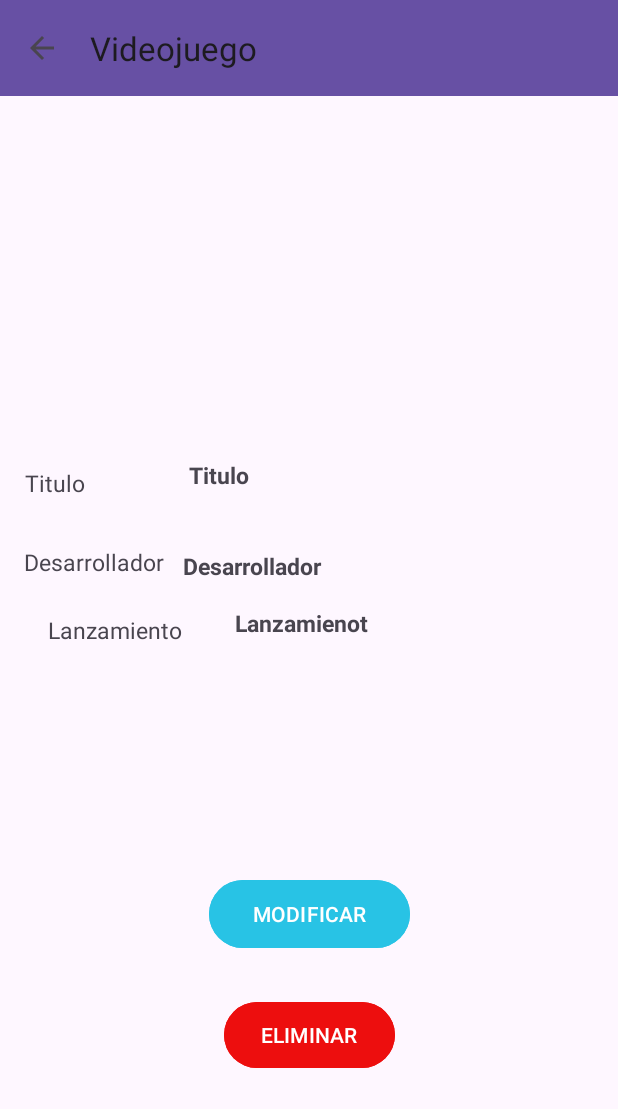
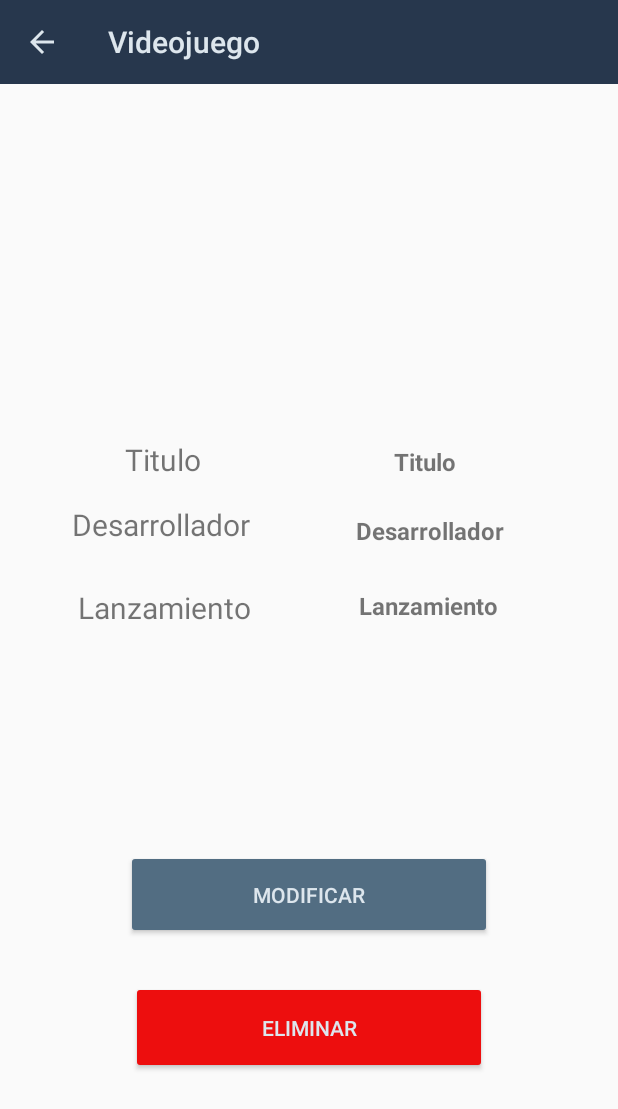
Before and after one commit to javiHev/progMovil2Trim, an Android app: the UpdateAndDelete screen opened directly, with no data from a screen before it, on a phone screen of 412 x 824 dp. Shown: the top 1109 px of the screen. Run offline under Robolectric (Android 15) with nearby library versions, the phone set to English and light mode, and no system bars.

Commit message:
Acabado falta actualizar main

```diff
--- a/Videojuegos/app/src/main/AndroidManifest.xml
+++ b/Videojuegos/app/src/main/AndroidManifest.xml
@@ -10,7 +10,7 @@
         android:label="@string/app_name"
         android:roundIcon="@mipmap/ic_launcher_round"
         android:supportsRtl="true"
-        android:theme="@style/Theme.Videojuegos"
+        android:theme="@style/AppTheme"
         tools:targetApi="31">
         <activity
             android:name=".UpdateAndDelete"
--- a/Videojuegos/app/src/main/java/com/example/videojuegos/UpdateAndDelete.java
+++ b/Videojuegos/app/src/main/java/com/example/videojuegos/UpdateAndDelete.java
@@ -52,7 +52,11 @@ public class UpdateAndDelete extends AppCompatActivity {
 
     public void updateVideojuego(View view) {
         int index = videojuegos.indexOf(videojuegoSelect);
-        System.out.println("Hola:"+videojuegoSelect.getId());
+        System.out.println("Id:"+videojuegoSelect.getId()+":"+videojuegoSelect.getTitulo());
+        for (Videojuego juego:videojuegos){
+            System.out.println("Juego "+juego.getId()+": "+juego.getTitulo());
+        }
+        System.out.println("EL JUEGO:"+index);
 
         if (index != -1) { // Verifica que el videojuego esté en la lista
             Intent intent = new Intent(UpdateAndDelete.this, UpdateVideojuego.class);
--- a/Videojuegos/app/src/main/res/layout/activity_main.xml
+++ b/Videojuegos/app/src/main/res/layout/activity_main.xml
@@ -21,8 +21,9 @@
 
     <androidx.recyclerview.widget.RecyclerView
         android:id="@+id/recyclerView"
-        android:layout_width="409dp"
-        android:layout_height="729dp"
+        android:layout_width="381dp"
+        android:layout_height="712dp"
+        android:backgroundTint="@color/button_color"
         android:paddingTop="?attr/actionBarSize"
         app:layout_constraintBottom_toBottomOf="parent"
         app:layout_constraintEnd_toEndOf="parent"
--- a/Videojuegos/app/src/main/res/layout/activity_update_and_delete.xml
+++ b/Videojuegos/app/src/main/res/layout/activity_update_and_delete.xml
@@ -10,71 +10,80 @@
         android:id="@+id/toolbar"
         android:layout_width="match_parent"
         android:layout_height="?attr/actionBarSize"
-        android:background="?attr/colorPrimary"
+        android:background="#27374D"
         android:titleTextColor="#FFFFFF"
         app:layout_constraintEnd_toEndOf="parent"
         app:layout_constraintStart_toStartOf="parent"
         app:layout_constraintTop_toTopOf="parent"
-        app:title="Videojuego">
+        app:subtitleTextColor="@color/toolbar_text_color"
+        app:title="Videojuego"
+        android:theme="@style/ToolbarTheme">
     </androidx.appcompat.widget.Toolbar>
+
     <TextView
         android:id="@+id/textView"
-        android:layout_width="79dp"
-        android:layout_height="27dp"
-        android:layout_marginEnd="30dp"
-        android:layout_marginBottom="24dp"
+        android:layout_width="wrap_content"
+        android:layout_height="wrap_content"
+        android:layout_marginEnd="24dp"
+        android:layout_marginBottom="16dp"
         android:gravity="left|fill_vertical"
         android:text="Titulo"
-        android:textSize="15dp"
+        android:textSize="20sp"
         app:layout_constraintBottom_toTopOf="@+id/textView3"
-        app:layout_constraintEnd_toStartOf="@+id/verTitulo" />
+        app:layout_constraintEnd_toStartOf="@+id/verTitulo"
+        app:layout_constraintHorizontal_bias="0.444"
+        app:layout_constraintStart_toStartOf="parent" />
 
     <TextView
         android:id="@+id/verTitulo"
-        android:layout_width="134dp"
-        android:layout_height="27dp"
-        android:layout_marginEnd="152dp"
-        android:layout_marginBottom="32dp"
+        android:layout_width="wrap_content"
+        android:layout_height="wrap_content"
+        android:layout_marginEnd="108dp"
+        android:layout_marginBottom="24dp"
         android:gravity="center_vertical"
         android:text="Titulo"
-        android:textSize="15dp"
+        android:textSize="16sp"
         android:textStyle="bold"
         app:layout_constraintBottom_toTopOf="@+id/verDesarrollador"
         app:layout_constraintEnd_toEndOf="parent" />
 
     <TextView
         android:id="@+id/textView3"
-        android:layout_width="102dp"
-        android:layout_height="29dp"
-        android:layout_marginStart="16dp"
-        android:layout_marginBottom="16dp"
+        android:layout_width="wrap_content"
+        android:layout_height="wrap_content"
+        android:layout_marginStart="48dp"
+        android:layout_marginBottom="28dp"
         android:gravity="left|center_vertical"
         android:text="Desarrollador"
-        android:textSize="15dp"
+        android:textSize="20sp"
         app:layout_constraintBottom_toTopOf="@+id/textView4"
+        app:layout_constraintEnd_toStartOf="@+id/verDesarrollador"
+        app:layout_constraintHorizontal_bias="0.0"
         app:layout_constraintStart_toStartOf="parent" />
 
     <TextView
         android:id="@+id/textView4"
-        android:layout_width="106dp"
-        android:layout_height="29dp"
-        android:layout_marginStart="32dp"
+        android:layout_width="wrap_content"
+        android:layout_height="wrap_content"
+        android:layout_marginStart="52dp"
         android:layout_marginBottom="148dp"
         android:gravity="left|center_vertical"
         android:text="Lanzamiento"
-        android:textSize="15dp"
+        android:textSize="20sp"
         app:layout_constraintBottom_toTopOf="@+id/btnModificar"
+        app:layout_constraintEnd_toStartOf="@+id/verLanzamiento"
+        app:layout_constraintHorizontal_bias="0.0"
         app:layout_constraintStart_toStartOf="parent" />
 
     <TextView
         android:id="@+id/verDesarrollador"
-        android:layout_width="138dp"
-        android:layout_height="30dp"
-        android:layout_marginEnd="152dp"
-        android:layout_marginBottom="4dp"
+        android:layout_width="wrap_content"
+        android:layout_height="wrap_content"
+        android:layout_marginEnd="76dp"
+        android:layout_marginBottom="28dp"
         android:gravity="center_vertical"
         android:text="Desarrollador"
-        android:textSize="15dp"
+        android:textSize="16sp"
 
         android:textStyle="bold"
         app:layout_constraintBottom_toTopOf="@+id/verLanzamiento"
@@ -82,13 +91,13 @@
 
     <TextView
         android:id="@+id/verLanzamiento"
-        android:layout_width="107dp"
-        android:layout_height="38dp"
-        android:layout_marginEnd="148dp"
-        android:layout_marginBottom="148dp"
+        android:layout_width="wrap_content"
+        android:layout_height="wrap_content"
+        android:layout_marginEnd="80dp"
+        android:layout_marginBottom="152dp"
         android:gravity="center_vertical"
-        android:text="Lanzamienot"
-        android:textSize="15dp"
+        android:text="Lanzamiento"
+        android:textSize="16sp"
 
         android:textStyle="bold"
         app:layout_constraintBottom_toTopOf="@+id/btnModificar"
@@ -96,24 +105,26 @@
 
     <Button
         android:id="@+id/btnModificar"
-        android:layout_width="134dp"
-        android:layout_height="53dp"
+        android:layout_width="244dp"
+        android:layout_height="59dp"
         android:layout_marginBottom="28dp"
-        android:backgroundTint="#28C3E5"
+        android:backgroundTint="@color/button_color"
         android:onClick="updateVideojuego"
         android:text="MODIFICAR"
+        android:textColor="@color/toolbar_text_color"
         app:layout_constraintBottom_toTopOf="@+id/btnEliminar"
         app:layout_constraintEnd_toEndOf="parent"
         app:layout_constraintStart_toStartOf="parent" />
 
     <Button
         android:id="@+id/btnEliminar"
-        android:layout_width="114dp"
-        android:layout_height="52dp"
+        android:layout_width="237dp"
+        android:layout_height="62dp"
         android:layout_marginBottom="108dp"
         android:backgroundTint="#ED0E0E"
         android:onClick="deleteVideojuego"
         android:text="ELIMINAR"
+        android:textColor="@color/toolbar_text_color"
         app:layout_constraintBottom_toBottomOf="parent"
         app:layout_constraintEnd_toEndOf="parent"
         app:layout_constraintHorizontal_bias="0.501"
--- a/Videojuegos/app/src/main/res/values/colors.xml
+++ b/Videojuegos/app/src/main/res/values/colors.xml
@@ -2,4 +2,8 @@
 <resources>
     <color name="black">#FF000000</color>
     <color name="white">#FFFFFFFF</color>
+    <color name="toolbar_text_color">#DDE6ED</color>
+    <color name="button_color">#526D82</color>
+    <color name="StatusBarColor">#27374D</color>
+    <color name="toolbar_back_arrow_color">#DDE6ED</color>
 </resources>
--- /dev/null
+++ b/Videojuegos/app/src/main/res/values/style.xml
@@ -0,0 +1,18 @@
+<?xml version="1.0" encoding="utf-8"?>
+<resources>
+
+    <style name="AppTheme" parent="Theme.AppCompat.Light.NoActionBar">
+        <item name="android:statusBarColor">@color/StatusBarColor</item>
+    </style>
+
+    <!-- Estilo para el Toolbar -->
+    <style name="ToolbarTheme" parent="ThemeOverlay.AppCompat.ActionBar">
+        <!-- Color del título -->
+        <item name="android:textColorPrimary">@color/toolbar_text_color</item>
+
+        <!-- Si quieres cambiar también el color de los ítems del menú -->
+        <item name="android:textColorSecondary">@color/toolbar_back_arrow_color</item>
+    </style>
+
+
+</resources>
```
Also changed, not shown: Videojuegos/app/src/main/java/com/example/videojuegos/MainActivity.java (+6 -1 lines), Videojuegos/app/src/main/java/com/example/videojuegos/UpdateVideojuego.java (+16 -2 lines), Videojuegos/app/src/main/java/com/example/videojuegos/Videojuego.java (+20 -0 lines), Videojuegos/app/src/main/res/layout/activity_update_videojuego.xml (+9 -4 lines), Videojuegos/app/src/main/res/layout/add_videojuego.xml (+6 -2 lines).
